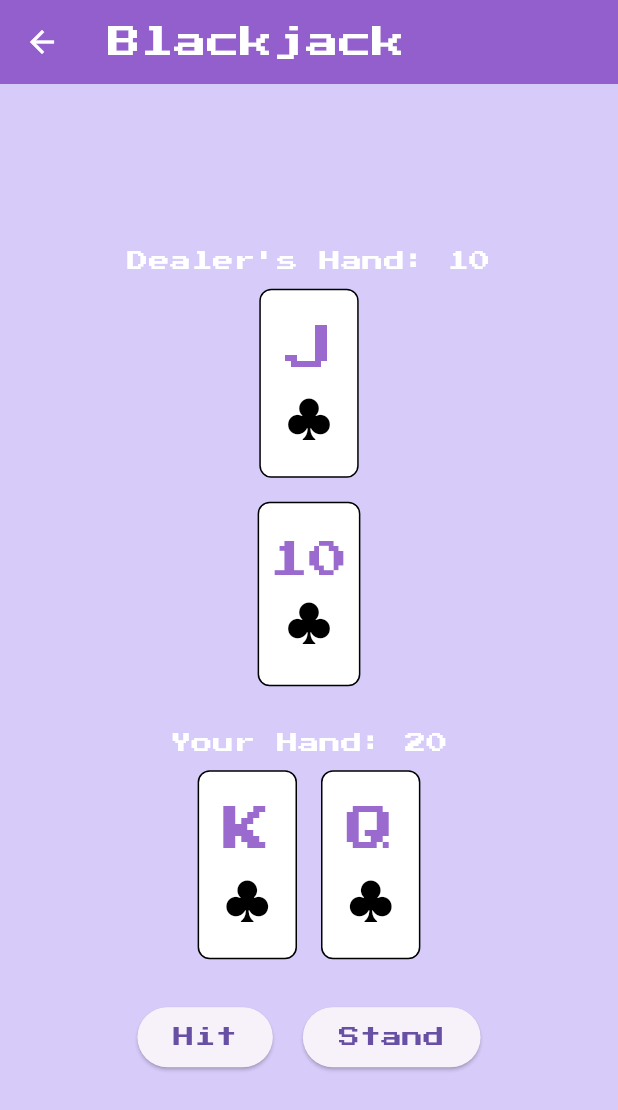
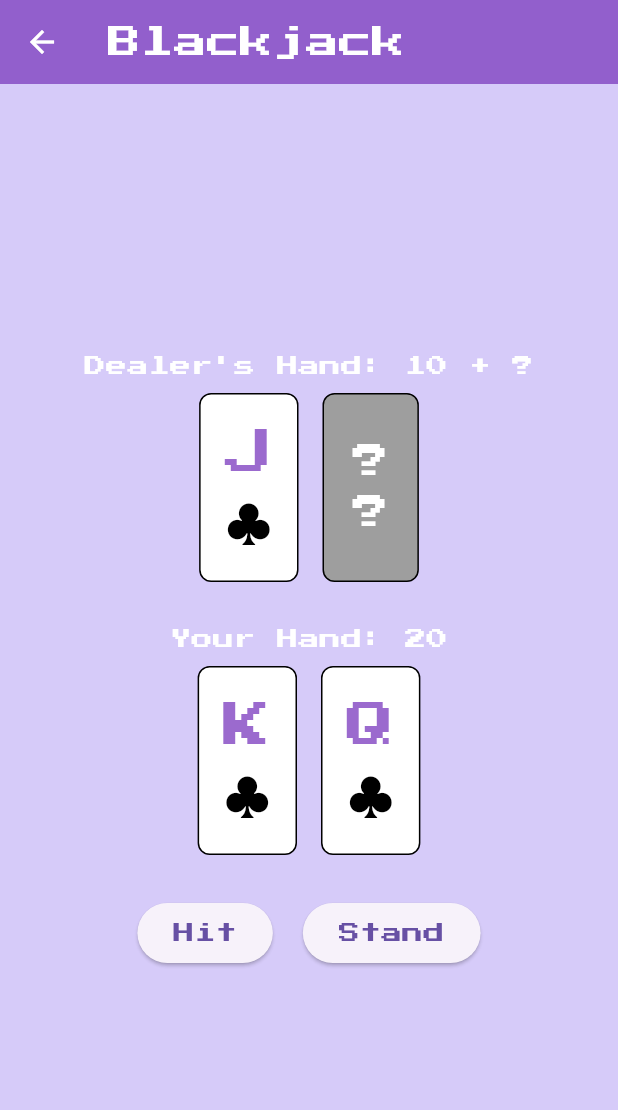
Before and after one commit to u5u5u5u/ankylo-cup, a Flutter app: the BlackjackScreen screen opened directly, on a phone screen of 412 x 824 dp. Shown: the top 1110 px of the screen. Run offline on Flutter 3.47's test engine with Material 3 defaults, Android fonts, the phone set to English and light mode, and no system bars; our stand-ins replace firebase_auth, firebase_core, fixnum, flutter_animate, flutter_riverpod, google_fonts and 2 more; missing offline and left inert: firebase_app_check, flame, grpc, protobuf; accounts and stored records are empty; generated files the repository leaves out were written again; statements that could not run were skipped.

Commit message:
blackjackのUI改善

```diff
--- a/lib/presentation/games/blackjack/widgets/blackjack_screen.dart
+++ b/lib/presentation/games/blackjack/widgets/blackjack_screen.dart
@@ -129,14 +129,35 @@ class _BlackjackScreenState extends State<BlackjackScreen> {
         mainAxisAlignment: MainAxisAlignment.center,
         children: <Widget>[
           Text(
-              'Dealer\'s Hand: ${_isStand ? _dealerHand.value : _dealerHand.cards.first.value}'),
+              'Dealer\'s Hand: ${_isStand ? _dealerHand.value : _dealerHand.cards.first.value}${_isStand ? '' : ' + ?'}'),
           _dealerHand.isBusted ? Text('Busted!') : Container(),
-          _dealerHand.isBusted
-              ? Container()
-              : _dealerHand.cards.first.buildCard(context),
-          _dealerHand.isBusted
-              ? Container()
-              : _dealerHand.cards.last.buildCard(context),
+          Row(
+            mainAxisAlignment: MainAxisAlignment.center,
+            children: _dealerHand.cards.asMap().entries.map((entry) {
+              int idx = entry.key;
+              var card = entry.value;
+              if (!_isStand && idx == 1) {
+                return Container(
+                  margin: EdgeInsets.all(8.0),
+                  padding: EdgeInsets.fromLTRB(19, 28, 19, 28),
+                  decoration: BoxDecoration(
+                    border: Border.all(color: Colors.black),
+                    borderRadius: BorderRadius.circular(8.0),
+                    color: Colors.grey,
+                  ),
+                  child: Column(
+                    mainAxisSize: MainAxisSize.min,
+                    children: <Widget>[
+                      Text('?', style: TextStyle(fontSize: 24)),
+                      Text('?', style: TextStyle(fontSize: 24)),
+                    ],
+                  ),
+                );
+              } else {
+                return card.buildCard(context);
+              }
+            }).toList(),
+          ),
           SizedBox(height: 20),
           Text('Your Hand: ${_playerHand.value}'),
           _playerHand.isBusted ? Text('Busted!') : Container(),
```
